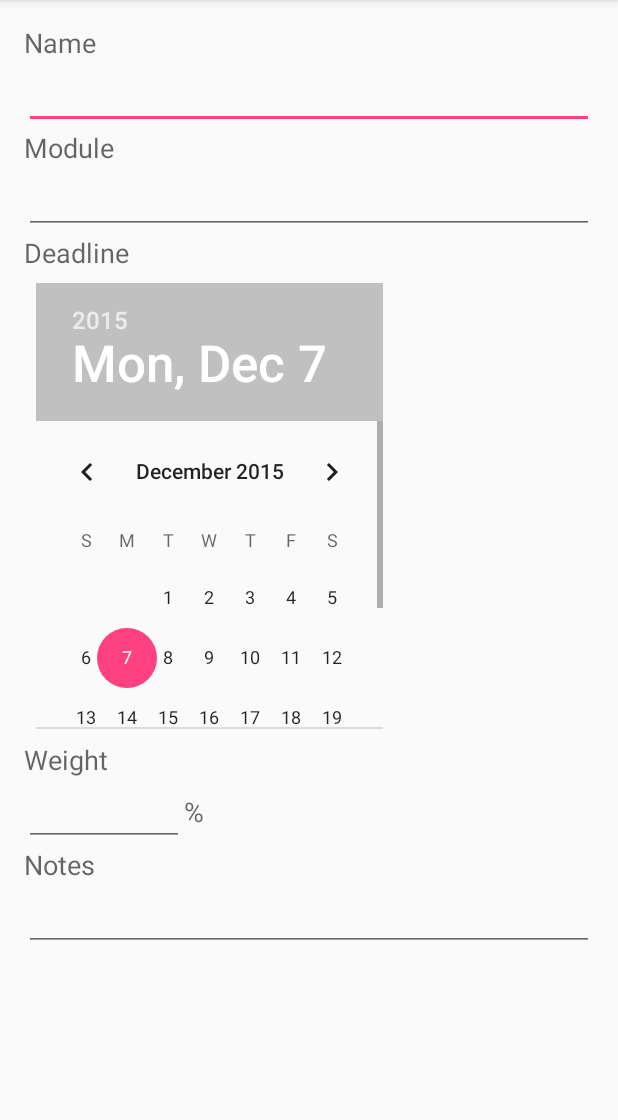
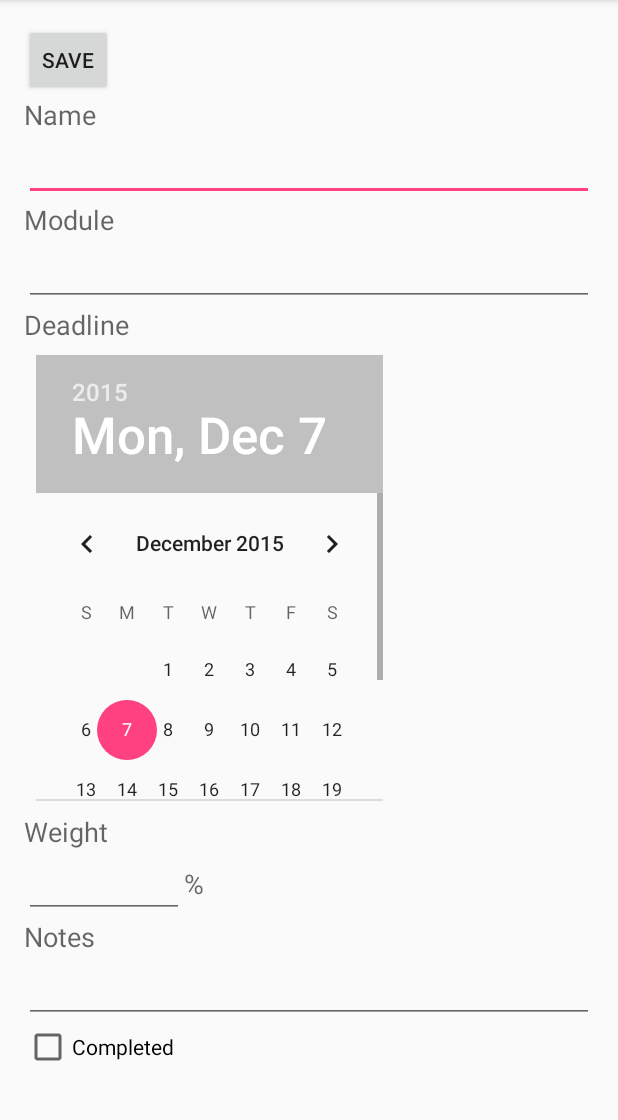
Before and after one commit to andygoldfinch/android-coursework-tracker, an Android app: the screen it shows after launch (EditActivity), after a tap on "ADD/EDIT", on a phone screen of 412 x 824 dp, the part 84-1204 px from its top. Run offline under Robolectric (Android 15) with nearby library versions, the phone set to English and light mode, and no system bars.

Commit message:
Implement edit activity with validation

```diff
--- a/app/src/main/java/uk/ac/leeds/atcg_gdl/courseworktracker/MainActivity.java
+++ b/app/src/main/java/uk/ac/leeds/atcg_gdl/courseworktracker/MainActivity.java
@@ -19,7 +19,7 @@ public class MainActivity extends AppCompatActivity {
         buttonAdd = (Button) findViewById(R.id.buttonAdd);
     }
 
-    public void handleAddButtonClick(View view)
+    public void handleButtonAdd(View view)
     {
         Intent addIntent = new Intent(this, EditActivity.class);
         startActivity(addIntent);
--- a/app/src/main/res/layout/activity_edit.xml
+++ b/app/src/main/res/layout/activity_edit.xml
@@ -16,9 +16,17 @@
         android:layout_alignParentStart="true" >
 
         <LinearLayout
-            android:orientation="vertical"
             android:layout_width="match_parent"
-            android:layout_height="match_parent">
+            android:layout_height="match_parent"
+            android:orientation="vertical">
+
+            <Button
+                style="?android:attr/buttonStyleSmall"
+                android:layout_width="wrap_content"
+                android:layout_height="wrap_content"
+                android:text="Save"
+                android:id="@+id/buttonSave"
+                android:onClick="handleButtonSave" />
 
             <TextView
                 android:layout_width="wrap_content"
@@ -101,6 +109,12 @@
                 android:ems="10"
                 android:id="@+id/editTextNotes"/>
 
+            <CheckBox
+                android:layout_width="wrap_content"
+                android:layout_height="wrap_content"
+                android:text="Completed"
+                android:id="@+id/checkbox" />
+
         </LinearLayout>
     </ScrollView>
 </RelativeLayout>
--- a/app/src/main/res/layout/activity_main.xml
+++ b/app/src/main/res/layout/activity_main.xml
@@ -16,5 +16,5 @@
         android:layout_alignParentTop="true"
         android:layout_alignParentRight="true"
         android:layout_alignParentEnd="true"
-        android:onClick="handleAddButtonClick" />
+        android:onClick="handleButtonAdd" />
 </RelativeLayout>
```
Also changed, not shown: app/src/main/java/uk/ac/leeds/atcg_gdl/courseworktracker/EditActivity.java (+53 -0 lines).
